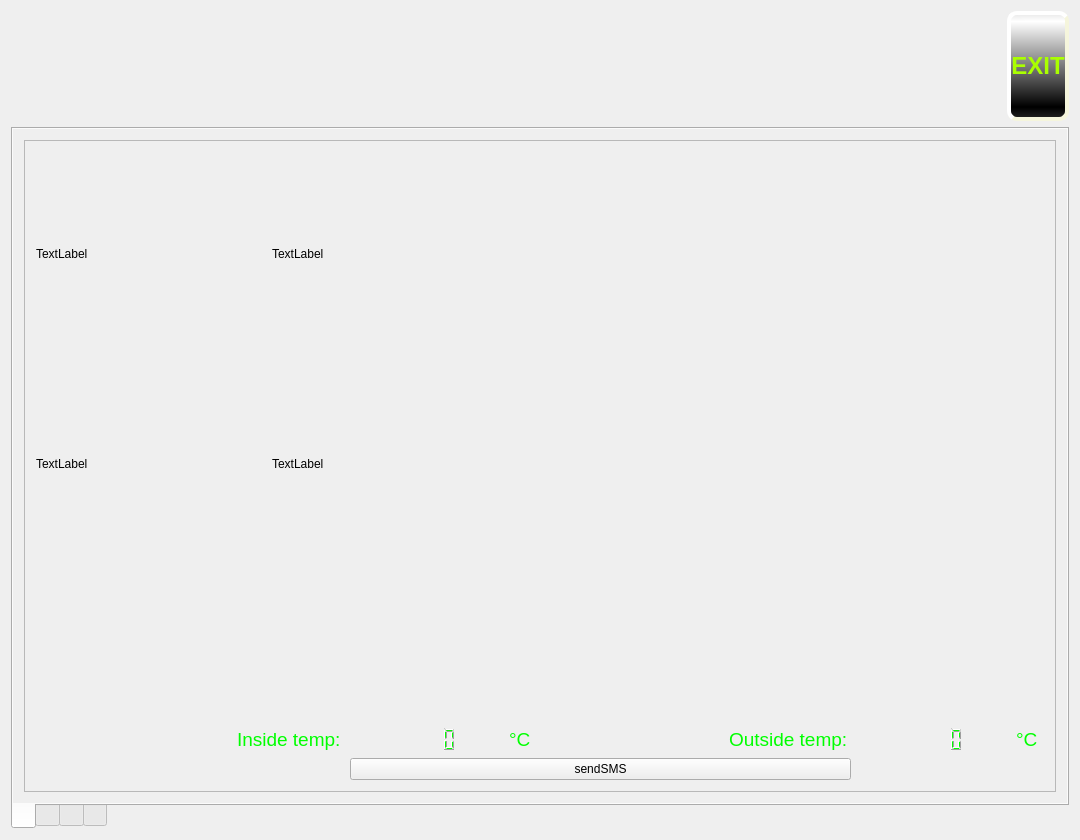
Qt form iDom_Client/idom_client.ui (cyniu88/QT_kurs) before a commit.
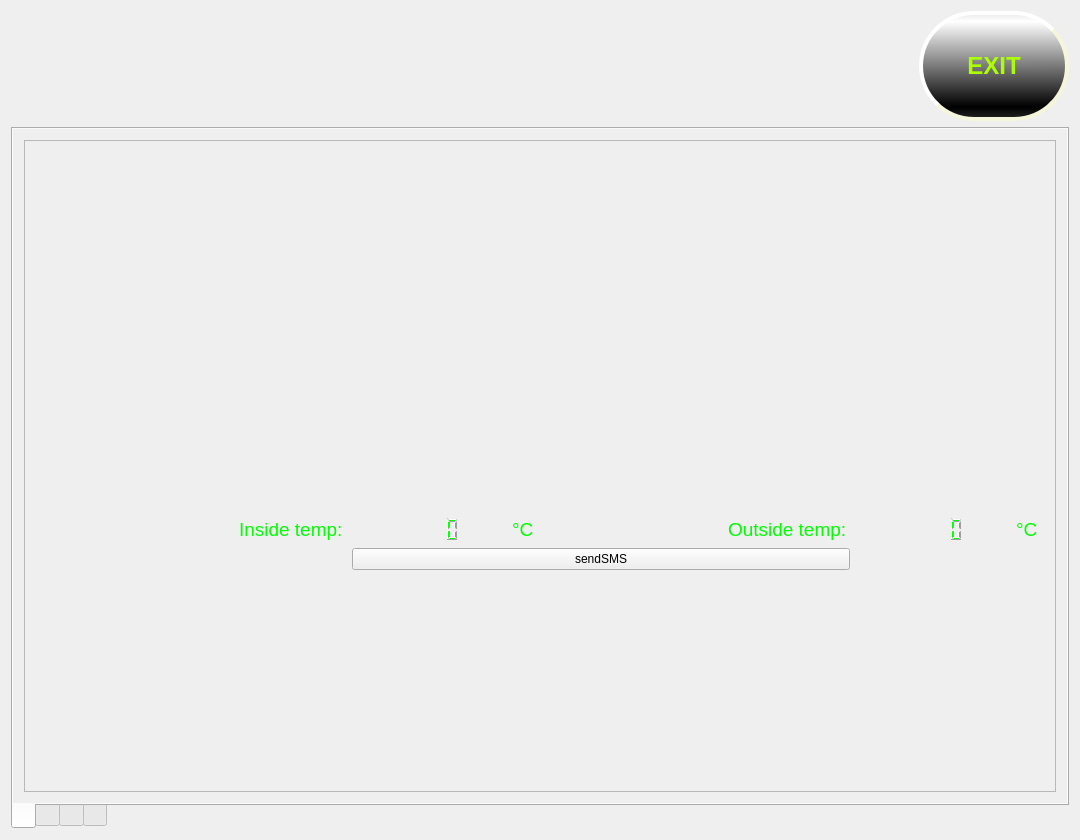
The same form after that commit. The open tabs and pages were chosen to show the change. Icons and pictures are not drawn.

Diff of the .ui file:
```diff
--- a/iDom_Client/idom_client.ui
+++ b/iDom_Client/idom_client.ui
@@ -81,7 +81,7 @@
           </property>
           <property name="minimumSize">
            <size>
-            <width>0</width>
+            <width>150</width>
             <height>110</height>
            </size>
           </property>
@@ -92,7 +92,7 @@
  border-style: outset;
     border-width: 4px;
 border-color: rgb(255, 255, 255);
-    border-radius: 10px;
+    border-radius: 55px;
     border-color: beige;
     font: bold 24px;
  
@@ -293,41 +293,8 @@
                 <property name="sizeConstraint">
                  <enum>QLayout::SetFixedSize</enum>
                 </property>
-                <item row="2" column="6">
-                 <widget class="QLCDNumber" name="OutsideLCD">
-                  <property name="font">
-                   <font>
-                    <pointsize>14</pointsize>
-                   </font>
-                  </property>
-                  <property name="styleSheet">
-                   <string notr="true">color: rgb(0, 255, 0);</string>
-                  </property>
-                  <property name="frameShape">
-                   <enum>QFrame::NoFrame</enum>
-                  </property>
-                  <property name="smallDecimalPoint">
-                   <bool>false</bool>
-                  </property>
-                 </widget>
-                </item>
-                <item row="2" column="2">
-                 <widget class="QLCDNumber" name="InsideLCD">
-                  <property name="font">
-                   <font>
-                    <pointsize>14</pointsize>
-                   </font>
-                  </property>
-                  <property name="styleSheet">
-                   <string notr="true">color: rgb(0, 255, 0);</string>
-                  </property>
-                  <property name="frameShape">
-                   <enum>QFrame::NoFrame</enum>
-                  </property>
-                 </widget>
-                </item>
-                <item row="2" column="0" colspan="2">
-                 <widget class="QLineEdit" name="InsideLine">
+                <item row="1" column="4" colspan="2">
+                 <widget class="QLineEdit" name="OutsideLine">
                   <property name="font">
                    <font>
                     <pointsize>14</pointsize>
@@ -338,7 +305,7 @@
 background-color: rgba(0, 0, 0, 0);</string>
                   </property>
                   <property name="text">
-                   <string>Inside temp:</string>
+                   <string>Outside temp:</string>
                   </property>
                   <property name="frame">
                    <bool>false</bool>
@@ -346,12 +313,62 @@
                   <property name="alignment">
                    <set>Qt::AlignRight|Qt::AlignTrailing|Qt::AlignVCenter</set>
                   </property>
+                 </widget>
+                </item>
+                <item row="1" column="3">
+                 <widget class="QLineEdit" name="InsideDEG">
+                  <property name="maximumSize">
+                   <size>
+                    <width>30</width>
+                    <height>16777215</height>
+                   </size>
+                  </property>
+                  <property name="font">
+                   <font>
+                    <pointsize>14</pointsize>
+                   </font>
+                  </property>
+                  <property name="styleSheet">
+                   <string notr="true">color: rgb(0, 255, 0);
+background-color: rgba(0, 0, 0, 0);</string>
+                  </property>
+                  <property name="text">
+                   <string>°C</string>
+                  </property>
+                  <property name="frame">
+                   <bool>false</bool>
+                  </property>
                   <property name="readOnly">
                    <bool>true</bool>
                   </property>
                  </widget>
                 </item>
-                <item row="3" column="2" colspan="4">
+                <item row="1" column="7">
+                 <widget class="QLineEdit" name="OutsideDEG">
+                  <property name="maximumSize">
+                   <size>
+                    <width>30</width>
+                    <height>16777215</height>
+                   </size>
+                  </property>
+                  <property name="font">
+                   <font>
+                    <pointsize>14</pointsize>
+                   </font>
+                  </property>
+                  <property name="styleSheet">
+                   <string notr="true">color: rgb(0, 255, 0);
+background-color: rgba(0, 0, 0, 0);</string>
+                  </property>
+                  <property name="text">
+                   <string>°C</string>
+                  </property>
+                  <property name="frame">
+                   <bool>false</bool>
+                  </property>
+                 </widget>
+                </item>
+                <item row="2" column="2" colspan="4">
                  <widget class="QPushButton" name="pushButton_22">
                   <property name="sizePolicy">
                    <sizepolicy hsizetype="Minimum" vsizetype="Maximum">
@@ -364,14 +381,8 @@
                   </property>
                  </widget>
                 </item>
-                <item row="2" column="7">
-                 <widget class="QLineEdit" name="OutsideDEG">
-                  <property name="maximumSize">
-                   <size>
-                    <width>30</width>
-                    <height>16777215</height>
-                   </size>
-                  </property>
+                <item row="1" column="0" colspan="2">
+                 <widget class="QLineEdit" name="InsideLine">
                   <property name="font">
                    <font>
                     <pointsize>14</pointsize>
@@ -382,54 +393,7 @@
 background-color: rgba(0, 0, 0, 0);</string>
                   </property>
                   <property name="text">
-                   <string>°C</string>
-                  </property>
-                  <property name="frame">
-                   <bool>false</bool>
-                  </property>
-                 </widget>
-                </item>
-                <item row="2" column="3">
-                 <widget class="QLineEdit" name="InsideDEG">
-                  <property name="maximumSize">
-                   <size>
-                    <width>30</width>
-                    <height>16777215</height>
-                   </size>
-                  </property>
-                  <property name="font">
-                   <font>
-                    <pointsize>14</pointsize>
-                   </font>
-                  </property>
-                  <property name="styleSheet">
-                   <string notr="true">color: rgb(0, 255, 0);
-background-color: rgba(0, 0, 0, 0);</string>
-                  </property>
-                  <property name="text">
-                   <string>°C</string>
-                  </property>
-                  <property name="frame">
-                   <bool>false</bool>
-                  </property>
-                  <property name="readOnly">
-                   <bool>true</bool>
-                  </property>
-                 </widget>
-                </item>
-                <item row="2" column="4" colspan="2">
-                 <widget class="QLineEdit" name="OutsideLine">
-                  <property name="font">
-                   <font>
-                    <pointsize>14</pointsize>
-                   </font>
-                  </property>
-                  <property name="styleSheet">
-                   <string notr="true">color: rgb(0, 255, 0);
-background-color: rgba(0, 0, 0, 0);</string>
-                  </property>
-                  <property name="text">
-                   <string>Outside temp:</string>
+                   <string>Inside temp:</string>
                   </property>
                   <property name="frame">
                    <bool>false</bool>
@@ -437,9 +401,45 @@
                   <property name="alignment">
                    <set>Qt::AlignRight|Qt::AlignTrailing|Qt::AlignVCenter</set>
                   </property>
+                  <property name="readOnly">
+                   <bool>true</bool>
+                  </property>
                  </widget>
                 </item>
-                <item row="1" column="0" colspan="8">
+                <item row="1" column="2">
+                 <widget class="QLCDNumber" name="InsideLCD">
+                  <property name="font">
+                   <font>
+                    <pointsize>14</pointsize>
+                   </font>
+                  </property>
+                  <property name="styleSheet">
+                   <string notr="true">color: rgb(0, 255, 0);</string>
+                  </property>
+                  <property name="frameShape">
+                   <enum>QFrame::NoFrame</enum>
+                  </property>
+                 </widget>
+                </item>
+                <item row="1" column="6">
+                 <widget class="QLCDNumber" name="OutsideLCD">
+                  <property name="font">
+                   <font>
+                    <pointsize>14</pointsize>
+                   </font>
+                  </property>
+                  <property name="styleSheet">
+                   <string notr="true">color: rgb(0, 255, 0);</string>
+                  </property>
+                  <property name="frameShape">
+                   <enum>QFrame::NoFrame</enum>
+                  </property>
+                  <property name="smallDecimalPoint">
+                   <bool>false</bool>
+                  </property>
+                 </widget>
+                </item>
+                <item row="0" column="0" colspan="8">
                  <widget class="QTextBrowser" name="information">
                   <property name="sizePolicy">
                    <sizepolicy hsizetype="Minimum" vsizetype="Minimum">
@@ -469,38 +469,6 @@
                   </property>
                  </widget>
                 </item>
-                <item row="0" column="0" colspan="3">
-                 <layout class="QGridLayout" name="gridLayout_10">
-                  <item row="1" column="1">
-                   <widget class="QLabel" name="label">
-                    <property name="text">
-                     <string>TextLabel</string>
-                    </property>
-                   </widget>
-                  </item>
-                  <item row="1" column="0">
-                   <widget class="QLabel" name="label_2">
-                    <property name="text">
-                     <string>TextLabel</string>
-                    </property>
-                   </widget>
-                  </item>
-                  <item row="2" column="0">
-                   <widget class="QLabel" name="label_3">
-                    <property name="text">
-                     <string>TextLabel</string>
-                    </property>
-                   </widget>
-                  </item>
-                  <item row="2" column="1">
-                   <widget class="QLabel" name="label_4">
-                    <property name="text">
-                     <string>TextLabel</string>
-                    </property>
-                   </widget>
-                  </item>
-                 </layout>
-                </item>
                </layout>
               </item>
              </layout>
```
Left out of the diff: 2 changed lines with no effect on the pictures.
